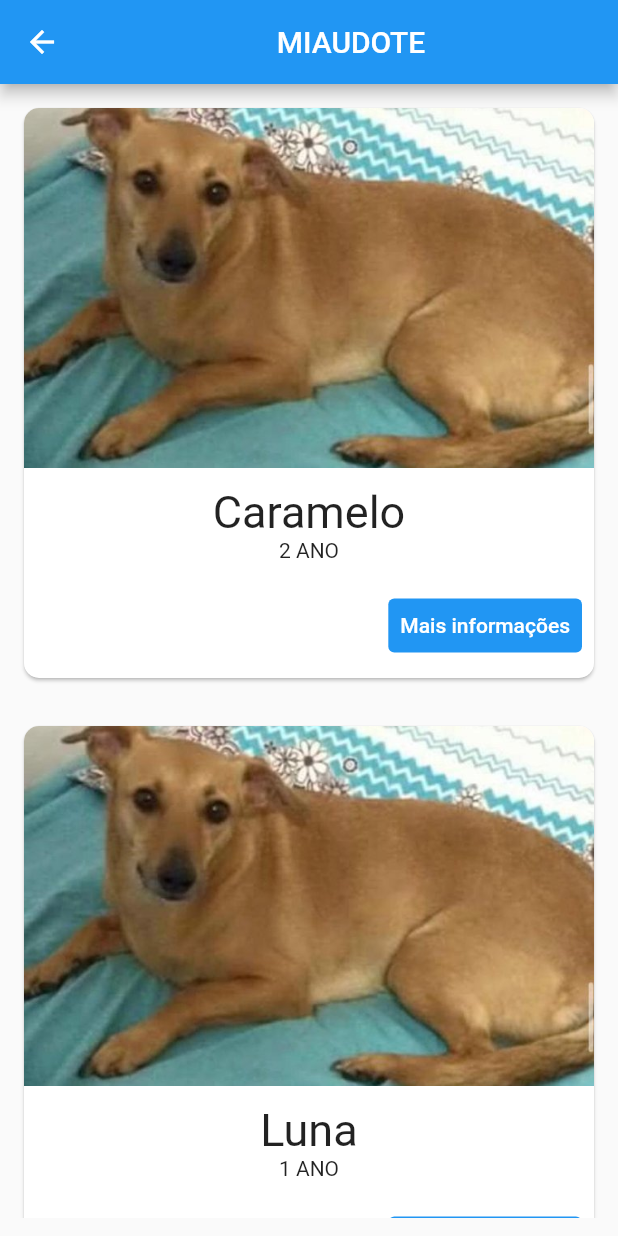
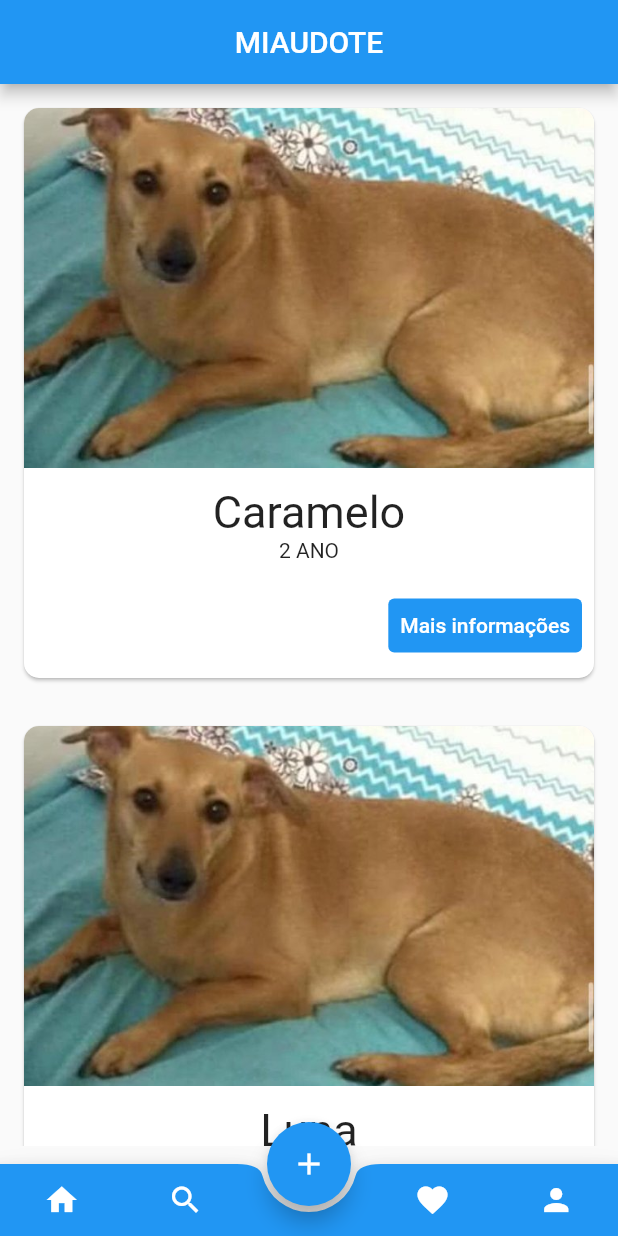
Before and after one commit to bantheus/proj-software-mobile-2022-2, a Flutter app: the HomePage screen opened directly with empty values, on a phone screen of 412 x 824 dp. Run offline on Flutter 3.47's test engine with Material 2 defaults, Android fonts, the phone set to English and light mode, and no system bars.

Commit message:
footer navigation

```diff
--- a/lib/screens/cadastro_screen.dart
+++ b/lib/screens/cadastro_screen.dart
@@ -208,7 +208,7 @@ class _CadastroPageState extends State<CadastroPage> {
                       ),
                       const SizedBox(height: 40),
                       SizedBox(
-                        height: 40,
+                        height: 50,
                         child: ElevatedButton(
                           onPressed: () => validarForm(),
                           style: ButtonStyle(
@@ -225,6 +225,9 @@ class _CadastroPageState extends State<CadastroPage> {
                             child: Text(
                               'Cadastrar',
                               textAlign: TextAlign.center,
+                              style: TextStyle(
+                                fontSize: 20,
+                              ),
                             ),
                           ),
                         ),
--- a/lib/screens/home_screen.dart
+++ b/lib/screens/home_screen.dart
@@ -40,6 +40,7 @@ class _HomePageState extends State<HomePage> {
     return Scaffold(
       appBar: AppBar(
         title: const Center(child: Text('MIAUDOTE')),
+        automaticallyImplyLeading: false,
       ),
       body: Consumer<PetRepository>(
         builder: (context, repository, _) => PetsGridView(
@@ -57,6 +58,40 @@ class _HomePageState extends State<HomePage> {
           ),
         ),
       ),
+      floatingActionButtonLocation: FloatingActionButtonLocation.centerDocked,
+      floatingActionButton: FloatingActionButton(
+        onPressed: () {},
+        child: const Icon(Icons.add),
+      ),
+      bottomNavigationBar: BottomAppBar(
+        shape: const CircularNotchedRectangle(),
+        color: Colors.blue,
+        child: IconTheme(
+          data: IconThemeData(color: Theme.of(context).colorScheme.onPrimary),
+          child: Row(
+            mainAxisAlignment: MainAxisAlignment.spaceAround,
+            children: <Widget>[
+              IconButton(
+                icon: const Icon(Icons.home),
+                onPressed: () {},
+              ),
+              IconButton(
+                icon: const Icon(Icons.search),
+                onPressed: () {},
+              ),
+              const SizedBox(width: 48),
+              IconButton(
+                icon: const Icon(Icons.favorite),
+                onPressed: () {},
+              ),
+              IconButton(
+                icon: const Icon(Icons.person),
+                onPressed: () {},
+              ),
+            ],
+          ),
+        ),
+      ),
     );
   }
 }
```
Also changed, not shown: lib/screens/login_screen.dart (+8 -2 lines).
